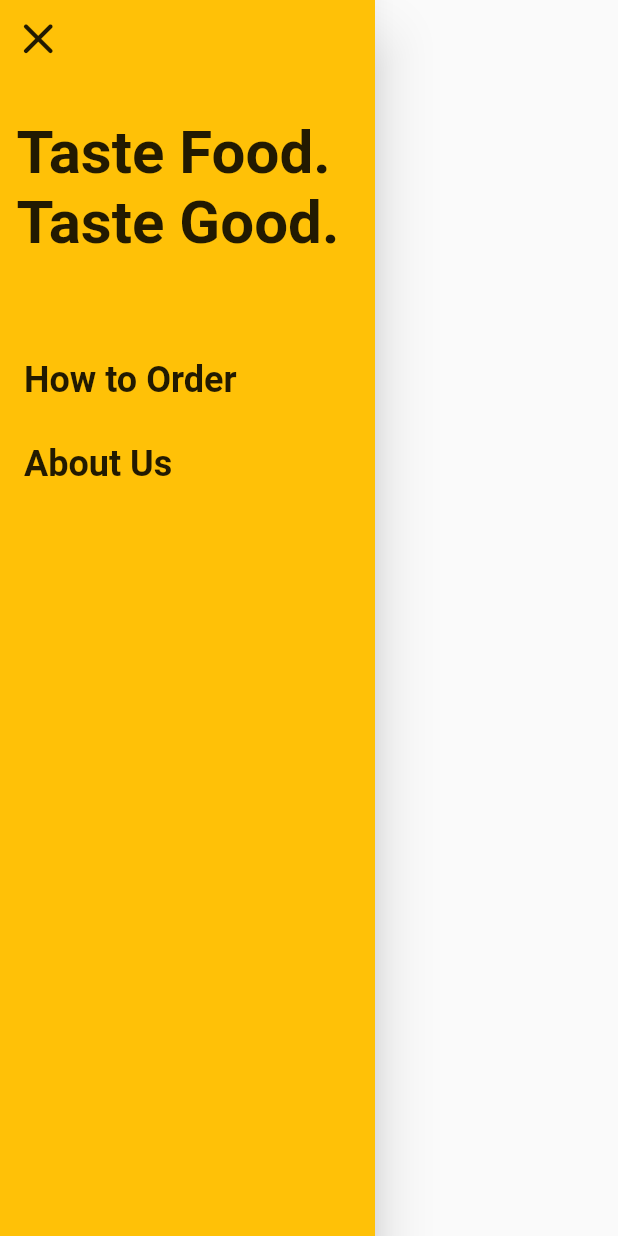
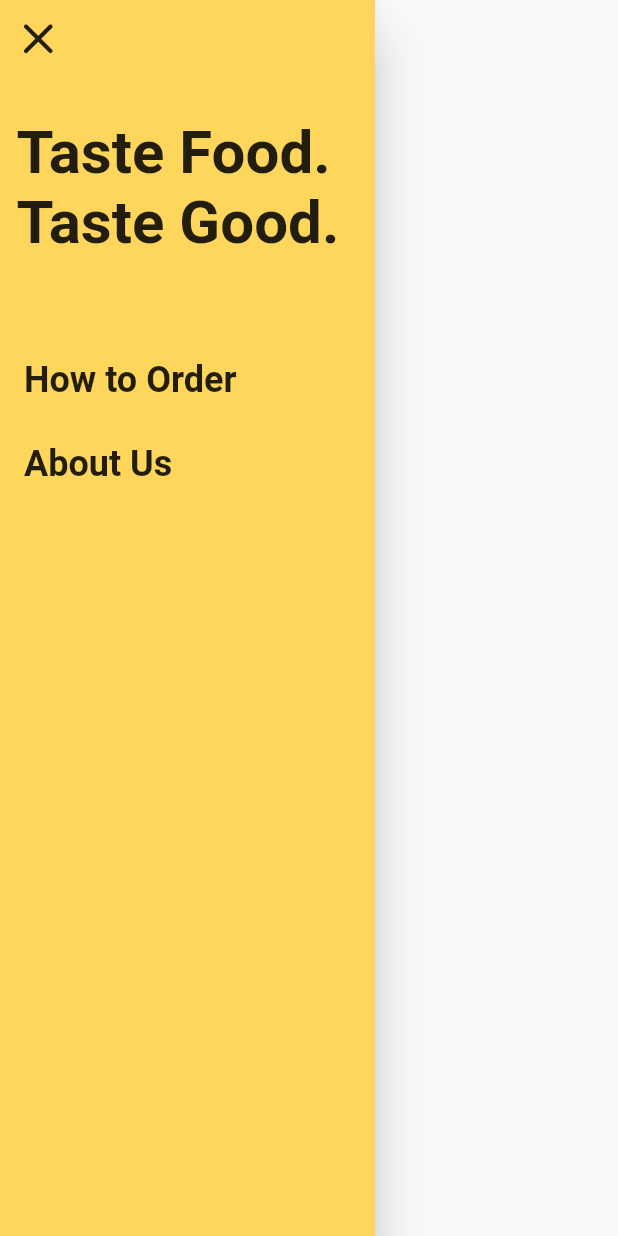
Before and after one commit to JeremiaHalim12/ui_foodorder, a Flutter app: the CustomDrawer widget shown alone on an empty page, opened directly, on a phone screen of 412 x 824 dp. Run offline on Flutter 3.47's test engine with Material 2 defaults, Android fonts, the phone set to English and light mode, and no system bars; our stand-ins replace google_fonts.

Commit message:
last update

```diff
--- a/lib/widgets/drawer.dart
+++ b/lib/widgets/drawer.dart
@@ -10,7 +10,7 @@ class CustomDrawer extends StatelessWidget {
   Widget build(BuildContext context) {
     return Drawer(
       width: 250,
-      backgroundColor: Colors.amber,
+      backgroundColor: const Color(0xFFFFD65C),
       child: ListView(
         children: <Widget>[
           Row(
```
